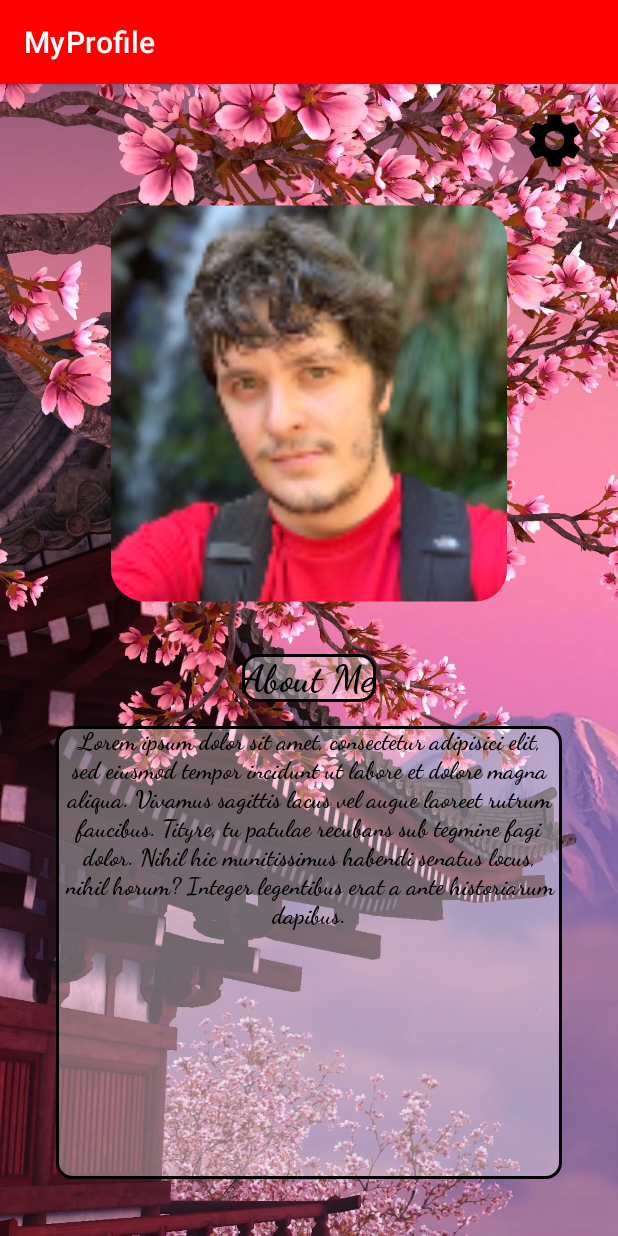
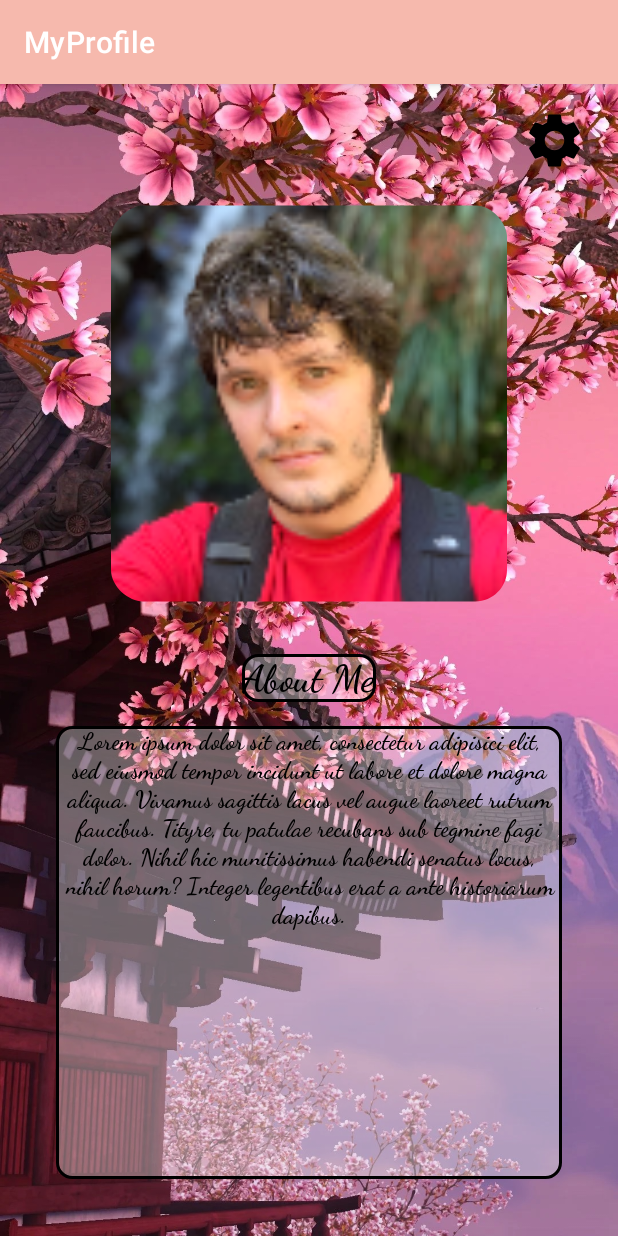
Before and after one commit to slinky07/MyProfile, an Android app: the SpinnerActivity screen opened directly, with no data from a screen before it, after a tap on "CONFIRM", on a phone screen of 412 x 824 dp. Run offline under Robolectric (Android 15) with nearby library versions, the phone set to English and light mode, and no system bars.

Commit message:
before refactoring

```diff
--- a/app/src/main/java/com/slinky/myprofile/MainActivity.java
+++ b/app/src/main/java/com/slinky/myprofile/MainActivity.java
@@ -9,6 +9,7 @@ import androidx.appcompat.app.AppCompatActivity;
 import android.annotation.SuppressLint;
 import android.app.Activity;
 import android.content.Intent;
+import android.content.SharedPreferences;
 import android.os.Bundle;
 import android.view.View;
 import android.widget.AdapterView;
@@ -54,7 +55,9 @@ public class MainActivity extends AppCompatActivity {
 //    );
 
     public int getSavedTheme() {
-        return 6;
+        SharedPreferences sharedPreferences = getSharedPreferences(ThemeUtils.getPREF(), MODE_PRIVATE);
+
+        return sharedPreferences.getInt(ThemeUtils.getSEASON(), 0 );
     }
 
 }
--- a/app/src/main/java/com/slinky/myprofile/SpinnerActivity.java
+++ b/app/src/main/java/com/slinky/myprofile/SpinnerActivity.java
@@ -12,12 +12,17 @@ import android.widget.Button;
 import android.widget.Spinner;
 
 public class SpinnerActivity extends AppCompatActivity {
+
 //    private  String selected = "spring";
     private Spinner spin;
     private Button btn;
     private int defaultVal = 0;
+    private int selectedPosition = 0;
     @Override
     protected void onCreate(Bundle savedInstanceState) {
+
+//        ThemeUtils.onCreateSetTheme(this, getSavedTheme());
+
         super.onCreate(savedInstanceState);
         setContentView(R.layout.activity_spinner);
 
@@ -50,7 +55,7 @@ public class SpinnerActivity extends AppCompatActivity {
             @Override
             public void onClick(View view) {
 
-                // set AND cache theme then launch
+                getSharedPreference(selectedPosition);
 
                 launchMain();
             }
@@ -61,6 +66,7 @@ public class SpinnerActivity extends AppCompatActivity {
             @Override
             public void onItemSelected(AdapterView<?> adapterView, View view, int i, long l) {
 //                selected = spin.getItemAtPosition(i).toString();
+                selectedPosition = i;
             }
 
             @Override
@@ -77,14 +83,20 @@ public class SpinnerActivity extends AppCompatActivity {
 
     public void getSharedPref() {
         SharedPreferences sharedPreferences = getSharedPreferences(ThemeUtils.getPREF(), MODE_PRIVATE);
-        defaultVal = sharedPreferences.getInt("Theme", defaultVal);
+        defaultVal = sharedPreferences.getInt(ThemeUtils.getSEASON(), defaultVal);
     }
 
-    private void getSharedPreference(int i) {
+    private void getSharedPreference(int position) {
         SharedPreferences sharedPreferences = getSharedPreferences(ThemeUtils.getPREF(), MODE_PRIVATE);
         SharedPreferences.Editor editor = sharedPreferences.edit();
-        editor.putInt("Theme", ThemeUtils.getRightThemeVal(i));
+        editor.putInt(ThemeUtils.getSEASON(), ThemeUtils.getRightThemeVal(position));
         editor.apply();
 
     }
+
+//    public int getSavedTheme() {
+//        SharedPreferences sharedPreferences = getSharedPreferences(ThemeUtils.getPREF(), MODE_PRIVATE);
+//
+//        return sharedPreferences.getInt(ThemeUtils.getSEASON(), 0 );
+//    }
 }
--- a/app/src/main/java/com/slinky/myprofile/ThemeUtils.java
+++ b/app/src/main/java/com/slinky/myprofile/ThemeUtils.java
@@ -7,17 +7,34 @@ import android.content.SharedPreferences;
 public class ThemeUtils {
 
     private static final String PREF = "myPreference";
-    private static int preferredTheme;
+    private static final String SEASON = "Season";
+
     private final static int THEME_SPRING = 0;
     private final static int THEME_SUMMER = 1;
     private final static int THEME_AUTUMN = 2;
     private final static int THEME_WINTER = 3;
 
-//    public static void doTheme(Activity activity, int theme) {
-//        preferredTheme = theme;
-//        activity.finish();
-//        activity.startActivity(new Intent(activity, activity.getClass()));
-//    }
+
+    public static String getSEASON() {
+        return SEASON;
+    }
+
+    public static String getPREF() {
+        return PREF;
+    }
+
+    public static int getRightThemeVal(int pos) {
+        switch (pos) {
+            case 1:
+                return THEME_SUMMER;
+            case 2:
+                return THEME_AUTUMN;
+            case 3:
+                return THEME_WINTER;
+            default:
+                return THEME_SPRING; // 0 (spring) or >3
+        }
+    }
 
     public static void onCreateSetTheme(Activity activity, int preferredTheme) {
         switch (preferredTheme) {
@@ -37,21 +54,6 @@ public class ThemeUtils {
         }
     }
 
-    public static String getPREF() {
-        return PREF;
-    }
 
-    public static int getRightThemeVal(int i) {
-        switch (i) {
-            case 1:
-                return THEME_SUMMER;
-            case 2:
-                return THEME_AUTUMN;
-            case 3:
-                return THEME_WINTER;
-            default:
-                return THEME_SPRING;
-        }
-    }
 
 }
--- a/app/src/main/res/values/themes.xml
+++ b/app/src/main/res/values/themes.xml
@@ -16,15 +16,31 @@
     </style>
 
     <style name="Theme.MyProfile.spring">
+        <item name="colorPrimary">#f6b9ad</item>
+        <item name="colorPrimaryVariant">#7ee9cc</item>
+        <item name="android:statusBarColor" tools:targetApi="l">#ee6f68</item>
+
         <item name="android:windowBackground">@drawable/spring</item>
     </style>
     <style name="Theme.MyProfile.summer">
+        <item name="colorPrimary">#20BBC5</item>
+        <item name="colorPrimaryVariant">#15d2d3</item>
+        <item name="android:statusBarColor" tools:targetApi="l">#276C83</item>
+
         <item name="android:windowBackground">@drawable/summer</item>
     </style>
     <style name="Theme.MyProfile.autumn">
+        <item name="colorPrimary">#FF9800</item>
+        <item name="colorPrimaryVariant">#A50000</item>
+        <item name="android:statusBarColor" tools:targetApi="l">#FFC107</item>
+
         <item name="android:windowBackground">@drawable/autumn</item>
     </style>
     <style name="Theme.MyProfile.winter">
+        <item name="colorPrimary">#97cdff</item>
+        <item name="colorPrimaryVariant">#74a5c3</item>
+        <item name="android:statusBarColor" tools:targetApi="l">#74a5c3</item>
+
         <item name="android:windowBackground">@drawable/winter</item>
     </style>
 
```
